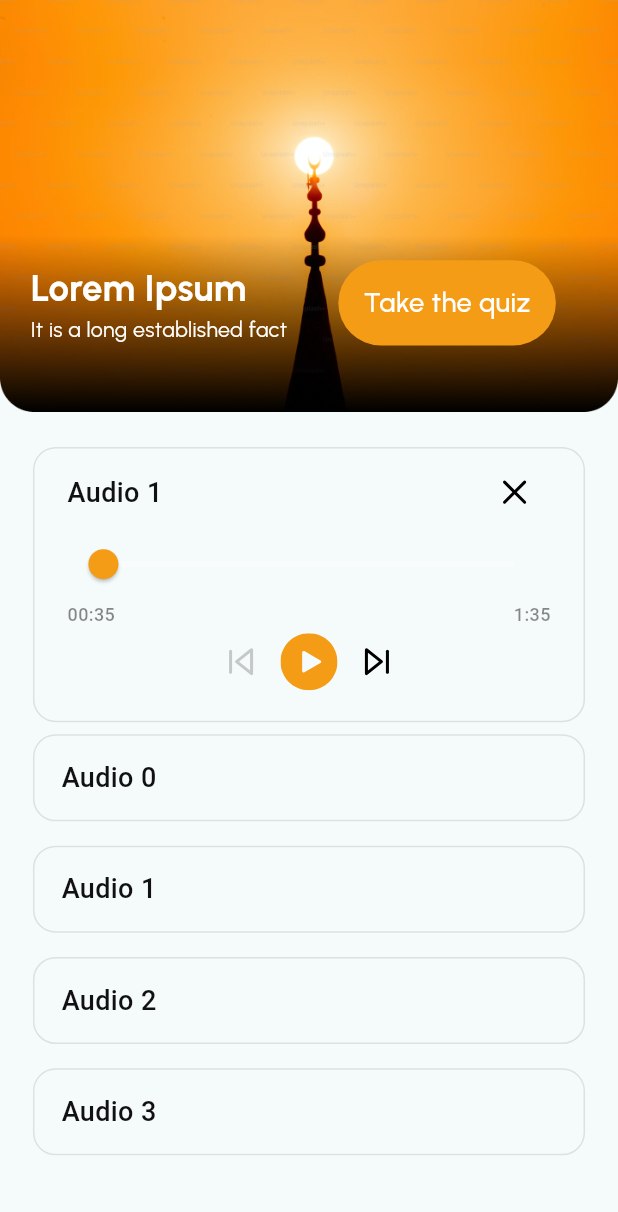
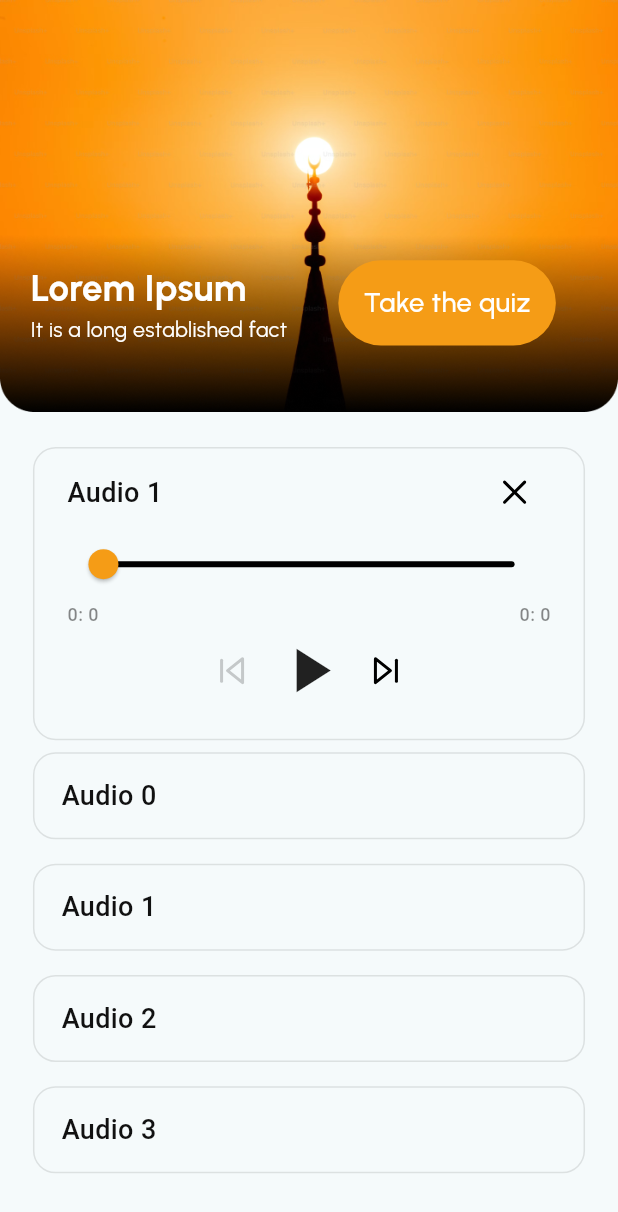
Before and after one commit to xasanov1716/Nabeey, a Flutter app: the AudioScreen screen opened by its route, on a phone screen of 412 x 824 dp. Shown: the top 1212 px of the screen. Run offline on Flutter 3.47's test engine with Material 2 defaults, Android fonts, the phone set to English and light mode, and no system bars; drawn by our look-alikes of zoom_tap_animation; our stand-ins replace audioplayers, equatable, flutter_bloc, flutter_screenutil, flutter_svg, shared_preferences; accounts and stored records are empty; Roboto replaces fonts that are missing (SF Pro Display).

Commit message:
audio screen some changes

```diff
--- /dev/null
+++ b/lib/blocs/audio_bloc/audio_event.dart
@@ -0,0 +1,48 @@
+part of 'audio_bloc.dart';
+
+abstract class AudioEvent extends Equatable {
+  const AudioEvent();
+
+  @override
+  List<Object?> get props => [];
+}
+
+class StartedAudio extends AudioEvent {
+  final String audioUrl;
+
+  const StartedAudio({required this.audioUrl});
+
+  @override
+  List<Object> get props => [audioUrl];
+}
+
+class PlayAudio extends AudioEvent {}
+
+class PauseAudio extends AudioEvent {}
+
+class StopAudio extends AudioEvent {}
+
+class SeekAudio extends AudioEvent {
+  final int targetPosition;
+
+  const SeekAudio({required this.targetPosition});
+
+  @override
+  List<Object?> get props => [targetPosition];
+}
+
+class NextAudio extends AudioEvent {}
+
+class PreviousAudio extends AudioEvent {}
+
+// ---------------------------------------------------
+class CompleteAudio extends AudioEvent {}
+
+class ChangeDurationAudio extends AudioEvent {
+  final int newDuration;
+
+  const ChangeDurationAudio(this.newDuration);
+
+  @override
+  List<Object> get props => [newDuration];
+}
--- /dev/null
+++ b/lib/blocs/audio_bloc/audio_state.dart
@@ -0,0 +1,35 @@
+part of 'audio_bloc.dart';
+
+abstract class AudioState extends Equatable {
+  const AudioState();
+
+  @override
+  List<Object> get props => [];
+}
+
+class AudioInitial extends AudioState {}
+
+class AudioPlaying extends AudioState {
+  final int currentPosition;
+  final int maxDuration;
+
+  const AudioPlaying({required this.currentPosition, required this.maxDuration});
+
+  @override
+  List<Object> get props => [currentPosition, maxDuration];
+}
+
+class AudioPaused extends AudioState {}
+
+class AudioStopped extends AudioState {}
+
+// class AudioCompleted extends AudioState {}
+//
+// class AudioDurationChanged extends AudioState {
+//   final int newDuration;
+//
+//   const AudioDurationChanged(this.newDuration);
+//
+//   @override
+//   List<Object> get props => [newDuration];
+// }
--- a/lib/main.dart
+++ b/lib/main.dart
@@ -1,7 +1,9 @@
+import 'package:contest_app/blocs/audio_bloc/audio_bloc.dart';
 import 'package:contest_app/ui/tab/app_routes.dart';
 import 'package:contest_app/ui/tab/home/sub_screens/videos/sub_screens/all_videos/videos_screen.dart';
 import 'package:contest_app/utils/theme.dart';
 import 'package:flutter/material.dart';
+import 'package:flutter_bloc/flutter_bloc.dart';
 import 'package:flutter_screenutil/flutter_screenutil.dart';
 import 'local/storage_repository/storage_repository.dart';
 
@@ -9,7 +11,18 @@ Future<void> main() async {
   WidgetsFlutterBinding.ensureInitialized();
   await StorageRepository.getInstance();
 
-  runApp(const MyApp());
+  runApp(const App());
+}
+
+class App extends StatelessWidget {
+  const App({Key? key}) : super(key: key);
+
+  @override
+  Widget build(BuildContext context) {
+    return MultiBlocProvider(providers: [
+      BlocProvider(create: (context)=>AudioBloc()),
+    ], child: const MyApp());
+  }
 }
 
 class MyApp extends StatelessWidget {
--- a/lib/ui/tab/home/sub_screens/audios/audios_screen.dart
+++ b/lib/ui/tab/home/sub_screens/audios/audios_screen.dart
@@ -1,8 +1,11 @@
+import 'package:contest_app/blocs/audio_bloc/audio_bloc.dart';
+import 'package:contest_app/local/storage_repository/storage_repository.dart';
 import 'package:contest_app/ui/tab/home/sub_screens/audios/widgets/audio_list.dart';
 import 'package:contest_app/ui/tab/home/sub_screens/audios/widgets/audio_player_item.dart';
 import 'package:contest_app/utils/colors.dart';
 import 'package:contest_app/utils/icons.dart';
 import 'package:flutter/material.dart';
+import 'package:flutter_bloc/flutter_bloc.dart';
 import 'package:flutter_screenutil/flutter_screenutil.dart';
 import 'package:zoom_tap_animation/zoom_tap_animation.dart';
 
@@ -54,7 +57,8 @@ class _AudioScreenState extends State<AudioScreen> {
                     ),
                     SizedBox(width: width * (31 / 375)),
                     ZoomTapAnimation(
-                      onTap: () {},
+                      onTap: () {
+                      },
                       child: Container(
                         width: width * (132 / 375),
                         height: height * (56 / 812),
@@ -79,15 +83,24 @@ class _AudioScreenState extends State<AudioScreen> {
             ],
           ),
           SizedBox(height: 23.h),
-          Padding(
-            padding: EdgeInsets.symmetric(horizontal: 20.w),
-            child: const AudioPlayerItem(),
-          ),
+         StorageRepository.getBool('check')?Padding(
+            padding:  EdgeInsets.symmetric(horizontal: 20.w, vertical: 8.h),
+            child: AudioList(index: 1, onTap: (){}),
+          ):Padding(
+           padding: EdgeInsets.symmetric(horizontal: 20.w),
+           child: const AudioPlayerItem(),
+         ),
           ...List.generate(
             4,
             (index) => Padding(
               padding: EdgeInsets.symmetric(horizontal: 20.w, vertical: 8.h),
-              child: AudioList(index: index, onTap: () {}),
+              child: AudioList(index: index, onTap: () {
+                setState(() {
+
+                });
+                StorageRepository.putBool('check', false);
+                debugPrint(StorageRepository.getBool('check').toString());
+              }),
             ),
           )
         ],
--- a/lib/ui/tab/home/sub_screens/audios/widgets/audio_player_item.dart
+++ b/lib/ui/tab/home/sub_screens/audios/widgets/audio_player_item.dart
@@ -1,9 +1,13 @@
 import 'package:audioplayers/audioplayers.dart';
+import 'package:contest_app/blocs/audio_bloc/audio_bloc.dart';
+import 'package:contest_app/local/storage_repository/storage_repository.dart';
 import 'package:contest_app/utils/colors.dart';
 import 'package:contest_app/utils/icons.dart';
 import 'package:flutter/material.dart';
+import 'package:flutter_bloc/flutter_bloc.dart';
 import 'package:flutter_screenutil/flutter_screenutil.dart';
 import 'package:flutter_svg/flutter_svg.dart';
+import 'package:zoom_tap_animation/zoom_tap_animation.dart';
 
 class AudioPlayerItem extends StatefulWidget {
   const AudioPlayerItem({super.key});
@@ -14,11 +18,42 @@ class AudioPlayerItem extends StatefulWidget {
 
 class _AudioPlayerItemState extends State<AudioPlayerItem> {
 
-  late AudioPlayer player;
+  final AudioPlayer player = AudioPlayer();
 
   Duration duration = Duration.zero;
   Duration currentDuration = Duration.zero;
-  late String songUrl;
+  bool isPlaying = false;
+
+  bool isCheck = false;
+
+
+  _init() async {
+    player.onDurationChanged.listen((Duration d) {
+      setState(() {
+        duration = d;
+      });
+    });
+
+    player.onPlayerComplete.listen((event) {
+      setState(() {
+        isPlaying = false;
+        duration = Duration.zero;
+        currentDuration = Duration.zero;
+      });
+    });
+
+    player.onPositionChanged.listen((Duration d) {
+      currentDuration = d;
+      setState(() {});
+    });
+  }
+
+  @override
+  void initState() {
+  _init();
+    super.initState();
+  }
+
   @override
   Widget build(BuildContext context) {
     return Container(
@@ -44,19 +79,22 @@ class _AudioPlayerItemState extends State<AudioPlayerItem> {
                     ),
                     textAlign: TextAlign.left,
                   ),
-                  SvgPicture.asset(AppIcons.remove)
+                  ZoomTapAnimation(onTap: (){
+                    isCheck = true;
+                    setState(() {
+
+                    });
+                    StorageRepository.putBool('check', isCheck);
+                    debugPrint(StorageRepository.getBool('check').toString());
+                  },child: SvgPicture.asset(AppIcons.remove))
                 ],
               ),
               Slider(
-                activeColor: AppColors.C_F59C16,
-                inactiveColor: Colors.white30,
+                inactiveColor: Colors.black,
                 value: currentDuration.inSeconds.toDouble(),
                 max: duration.inSeconds.toDouble(),
-                // max: duration.inSeconds.toDouble(),
-                // divisions: 100,
-                //label: _currentSliderValue.round().toString(),
+                activeColor: AppColors.C_F59C16,
                 onChanged: (double value) async {
-                  // print(value);
                   await player.seek(Duration(seconds: value.toInt()));
                   setState(() {});
                 },
@@ -65,7 +103,7 @@ class _AudioPlayerItemState extends State<AudioPlayerItem> {
                 mainAxisAlignment: MainAxisAlignment.spaceBetween,
                 children: [
                   Text(
-                    "00:35",
+                    '${currentDuration.inSeconds ~/ 60}: ${currentDuration.inSeconds % 60}',
                     style: TextStyle(
                       fontFamily: "SF Pro Display",
                       fontSize: 12,
@@ -76,7 +114,7 @@ class _AudioPlayerItemState extends State<AudioPlayerItem> {
                     textAlign: TextAlign.left,
                   ),
                   Text(
-                    "1:35",
+                    '${duration.inSeconds ~/ 60}: ${duration.inSeconds % 60}',
                     style: TextStyle(
                       fontFamily: "SF Pro Display",
                       fontSize: 12,
@@ -98,9 +136,22 @@ class _AudioPlayerItemState extends State<AudioPlayerItem> {
                         AppColors.black.withOpacity(0.5), BlendMode.srcIn),
                   ),
                   SizedBox(width: 13.w),
-                  SvgPicture.asset(
-                    AppIcons.subtract,
-                  ),
+                  ZoomTapAnimation(child: Icon(
+                    isPlaying ? Icons.pause : Icons.play_arrow,
+                    size: 50,
+                  ),onTap: (){
+                    setState(() {
+                      if (!isPlaying) {
+                        // context.read<AudioBloc>().add(StartedAudio(audioUrl: 'musics/susana.m4a'));
+                        player.play(AssetSource('musics/susana.m4a'));
+                        isPlaying = true;
+                      } else {
+                        // context.read<AudioBloc>().add(PauseAudio());
+                        player.pause();
+                        isPlaying = false;
+                      }
+                    });
+                  },),
                   SizedBox(width: 13.w),
                   SvgPicture.asset(
                     AppIcons.skipForward1,
--- a/pubspec.yaml
+++ b/pubspec.yaml
@@ -14,6 +14,7 @@ dependencies:
   flutter_svg: ^2.0.7
   flutter_screenutil: ^5.9.0
   easy_localization: ^3.0.3
+  equatable: ^2.0.5
   shared_preferences: ^2.2.1
   zoom_tap_animation: ^1.1.0
   dio: ^5.3.3
@@ -38,6 +39,7 @@ flutter:
     - assets/images/
     - assets/svg/
     - assets/translations/
+    - assets/musics/
 
   fonts:
     - family: Urbanist
```
Also changed, not shown: lib/blocs/audio_bloc/audio_bloc.dart (added, +93 -0 lines), pubspec.lock, 1 other file.
